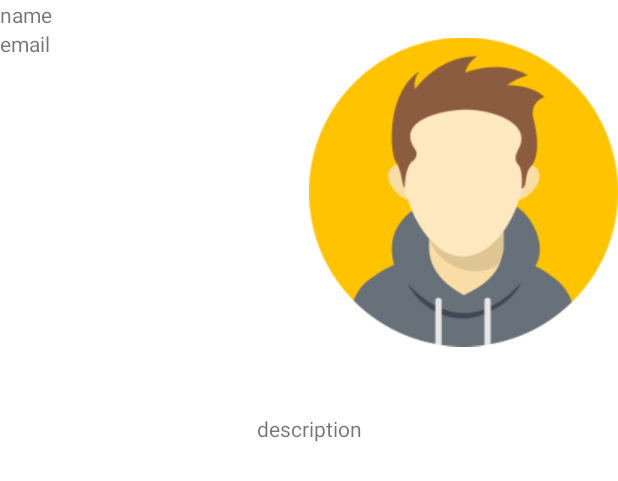
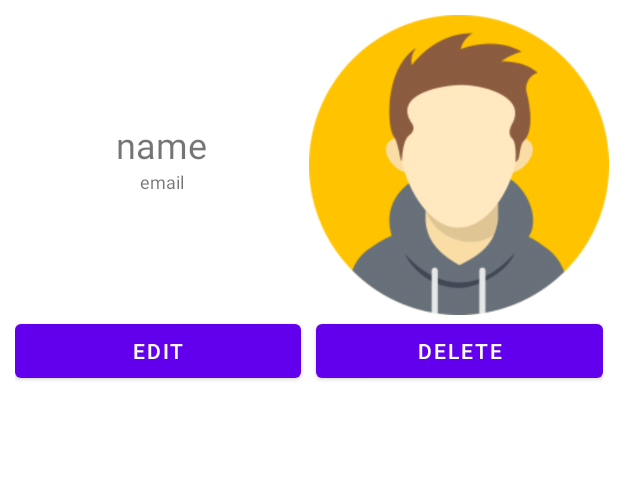
Before and after one commit to MaorCaspi/Travel-Together, an Android app: the layout fragment_profile.xml on its own in the app's theme, with its tools: preview values and no code run, on a phone screen of 412 x 824 dp. Shown: the top 481 px of the screen. Run offline under Robolectric (Android 15) with nearby library versions, the phone set to English and light mode, and no system bars.

Commit message:
add edit section in the profile user.

```diff
--- a/app/src/main/java/com/finalProject/travelTogether/feed/PostListRvViewModel.java
+++ b/app/src/main/java/com/finalProject/travelTogether/feed/PostListRvViewModel.java
@@ -34,7 +34,7 @@ public class PostListRvViewModel extends ViewModel {
     }
 
     public LiveData<User> getCurrentUser() {
-        //  currentUser = Model.instance.getUserByEmailAddress(FirebaseAuth.getInstance().getCurrentUser().getEmail());
+        currentUser = Model.instance.getUserByEmailAddress(FirebaseAuth.getInstance().getCurrentUser().getEmail());
         return currentUser;
     }
 }
--- a/app/src/main/java/com/finalProject/travelTogether/feed/ProfileFragment.java
+++ b/app/src/main/java/com/finalProject/travelTogether/feed/ProfileFragment.java
@@ -12,13 +12,17 @@ import androidx.navigation.Navigation;
 import androidx.recyclerview.widget.LinearLayoutManager;
 import androidx.recyclerview.widget.RecyclerView;
 
+import android.util.Log;
 import android.view.LayoutInflater;
 import android.view.Menu;
 import android.view.MenuInflater;
 import android.view.MenuItem;
 import android.view.View;
 import android.view.ViewGroup;
+import android.widget.Button;
+import android.widget.EditText;
 import android.widget.ImageView;
+import android.widget.LinearLayout;
 import android.widget.TextView;
 
 import com.finalProject.travelTogether.R;
@@ -32,10 +36,11 @@ import com.squareup.picasso.Picasso;
 public class ProfileFragment extends Fragment {
     PostListRvViewModel viewModel;
     ImageView img;
-    TextView name, email, description;
+    TextView name, email;
+    Button editBtn,deleteBtn;
     MyAdapter adapter;
-    //String email = FirebaseAuth.getInstance().getCurrentUser().getEmail();
-
+    EditText nameEdit;
+    LinearLayout imgEditLayout;
 
 
     @Override
@@ -63,7 +68,12 @@ public class ProfileFragment extends Fragment {
         img = view.findViewById(R.id.profile_img);
         name = view.findViewById(R.id.profile_name);
         email = view.findViewById(R.id.profile_email);
-        description = view.findViewById(R.id.profile_description);
+        editBtn = view.findViewById(R.id.profile_edit_btn);
+        deleteBtn = view.findViewById(R.id.profile_delete_btn);
+        nameEdit = view.findViewById(R.id.profile_edit_name);
+        imgEditLayout = view.findViewById(R.id.profile_edit_img_layout);
+
+
         RecyclerView list = view.findViewById(R.id.profile_rv);
 
         list.setHasFixedSize(true);
@@ -75,8 +85,21 @@ public class ProfileFragment extends Fragment {
         viewModel.getCurrentUser().observe(getViewLifecycleOwner(), user -> {
             name.setText(user.getFullName());
             email.setText(user.getEmailAddress());
+            if(user.getAvatarUrl() != null){
+                Picasso.get().load(user.getAvatarUrl()).into(img);
+            }
+         });
 
-                });
+        editBtn.setOnClickListener(new View.OnClickListener() {
+            @Override
+            public void onClick(View view) {
+                name.setVisibility(View.GONE);
+                nameEdit.setText(name.getText());
+                nameEdit.setVisibility(View.VISIBLE);
+                imgEditLayout.setVisibility(View.VISIBLE);
+
+            }
+        });
 
 //        adapter.setOnItemClickListener(new ProfileFragment.OnItemClickListener() {
 //            @Override
--- a/app/src/main/res/layout/fragment_profile.xml
+++ b/app/src/main/res/layout/fragment_profile.xml
@@ -21,39 +21,85 @@
                 android:layout_width="match_parent"
                 android:layout_height="match_parent"
                 android:orientation="vertical"
-            android:layout_weight="1">
+                android:layout_weight="1"
+                android:gravity="center"
+                android:paddingLeft="10dp">
+                <EditText
+                    android:id="@+id/profile_edit_name"
+                    android:layout_width="wrap_content"
+                    android:layout_height="wrap_content"
+                    android:text="name"
+                    android:visibility="gone"/>
                 <TextView
                     android:id="@+id/profile_name"
-                android:layout_width="match_parent"
+                    android:layout_width="wrap_content"
                     android:layout_height="wrap_content"
-                android:text="name"/>
+                    android:text="name"
+                    android:textSize="24sp"/>
                 <TextView
                     android:id="@+id/profile_email"
+                    android:layout_width="wrap_content"
+                    android:layout_height="wrap_content"
+                    android:text="email"
+                    android:textSize="12sp"/>
+            </LinearLayout>
+            <LinearLayout
                 android:layout_width="match_parent"
+                android:layout_height="match_parent"
+                android:orientation="horizontal"
+                android:layout_weight="1">
+                <LinearLayout
+                    android:id="@+id/profile_edit_img_layout"
+                    android:layout_width="wrap_content"
+                    android:layout_height="match_parent"
+                    android:orientation="vertical"
+                    android:gravity="center"
+                    android:layout_marginRight="5dp"
+                    android:visibility="gone">
+
+                    <ImageButton
+                        android:id="@+id/register_gallery_btn"
+                        android:layout_width="wrap_content"
                         android:layout_height="wrap_content"
-                android:text="email"/>
+                        android:layout_marginTop="10dp"
+                        android:src="@android:drawable/ic_menu_gallery"/>
+
+                    <ImageButton
+                        android:id="@+id/register_cam_btn"
+                        android:layout_width="wrap_content"
+                        android:layout_height="wrap_content"
+                        android:src="@android:drawable/ic_menu_camera" />
                 </LinearLayout>
-
                 <ImageView
                     android:id="@+id/profile_img"
-            android:layout_width="match_parent"
-            android:layout_height="match_parent"
-            android:layout_weight="1"
-            android:src="@drawable/avatar"/>
+                    android:layout_width="200dp"
+                    android:layout_height="200dp"
+                    android:src="@drawable/avatar"
+                    android:layout_marginTop="10dp"/>
+
+            </LinearLayout>
         </LinearLayout>
 
         <LinearLayout
             android:layout_width="match_parent"
             android:layout_height="wrap_content"
-        android:orientation="vertical"
-        android:padding="20dp">
-
-        <TextView
-            android:id="@+id/profile_description"
-            android:layout_width="match_parent"
-            android:layout_height="wrap_content"
-            android:text="description"
-            android:gravity="center"/>
+            android:orientation="horizontal"
+            android:weightSum="2"
+            android:paddingLeft="10dp"
+            android:paddingRight="10dp">
+            <Button
+                android:id="@+id/profile_edit_btn"
+                android:layout_width="wrap_content"
+                android:layout_height="match_parent"
+                android:layout_weight="1"
+                android:layout_marginRight="10dp"
+                android:text="Edit"/>
+            <Button
+                android:id="@+id/profile_delete_btn"
+                android:layout_width="wrap_content"
+                android:layout_height="match_parent"
+                android:layout_weight="1"
+                android:text="Delete"/>
         </LinearLayout>
         <LinearLayout
             android:layout_width="match_parent"
```
Lines whose indentation alone changed are shown as unchanged.
